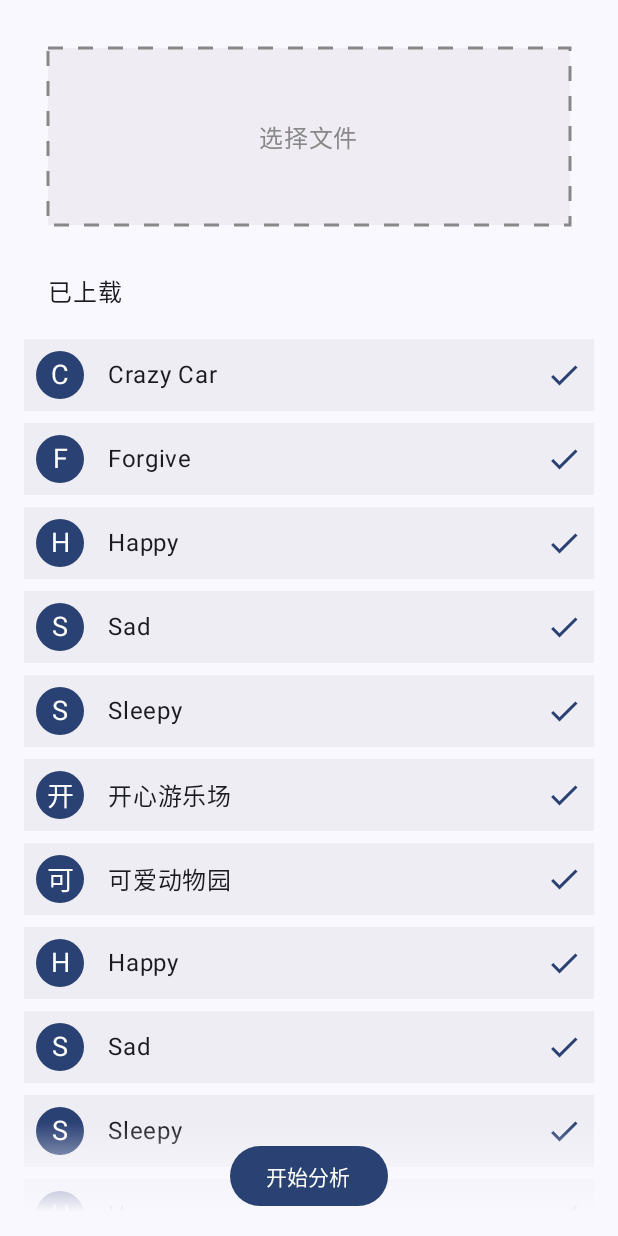
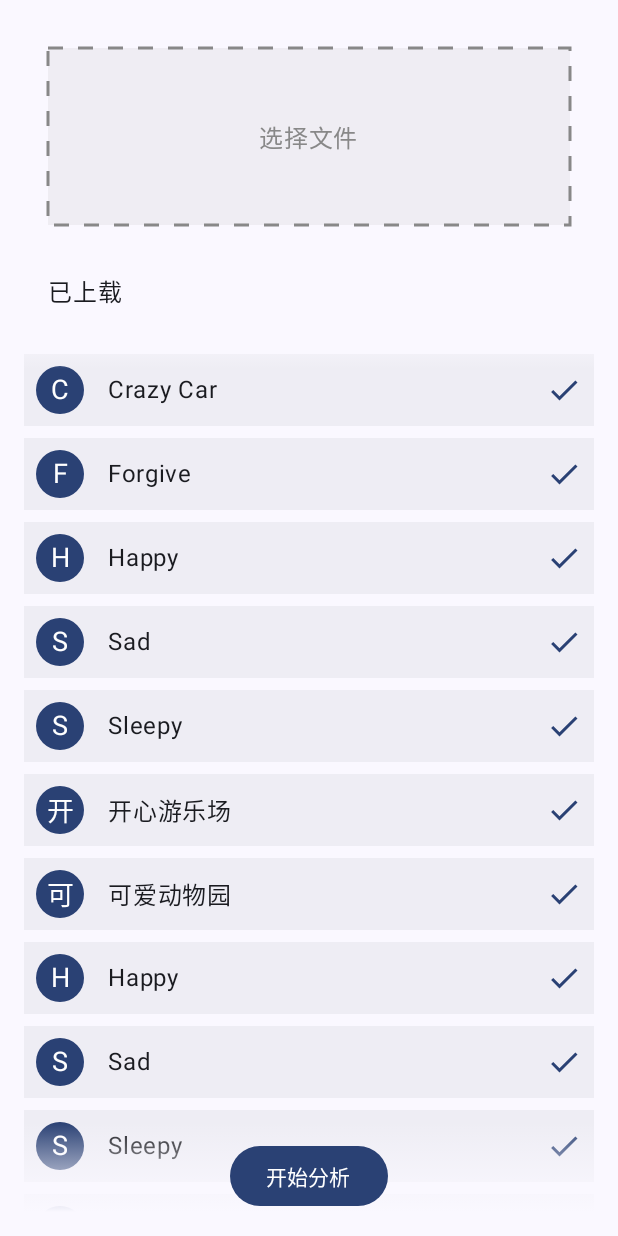
Before and after one commit to TiYi-suct/TiYi-App, an Android app built with Jetpack Compose: the composable FileUploadUI shown on its own in the app's theme, on a phone screen of 412 x 824 dp. Run offline under Robolectric (Android 15) with nearby library versions, the phone set to English and light mode, and no system bars.

Commit message:
调整蒙版参数

```diff
--- a/app/src/main/java/com/tiyi/tiyi_app/screen/AnalysisPage.kt
+++ b/app/src/main/java/com/tiyi/tiyi_app/screen/AnalysisPage.kt
@@ -118,7 +118,7 @@ fun FileUploadUI() {
             Box(modifier = Modifier.fillMaxSize()) {
                 LazyColumn(
                     modifier = Modifier.fillMaxWidth(),
-                    contentPadding = PaddingValues(top = 20.dp,bottom = 72.dp)  // 确保底部有足够的空间给按钮
+                    contentPadding = PaddingValues(top = 30.dp,bottom = 72.dp)  // 确保底部有足够的空间给按钮
                 ) {
                     items(items) { item ->
                         ListItem(itemText = item)
@@ -130,10 +130,10 @@ fun FileUploadUI() {
                 Box(
                     modifier = Modifier
                         .fillMaxWidth()
-                        .height(20.dp)
+                        .height(40.dp)
                         .background(
                             brush = Brush.verticalGradient(
-                                colors = listOf(MaterialTheme.colorScheme.background, Color.Transparent)
+                                colors = listOf(MaterialTheme.colorScheme.background,MaterialTheme.colorScheme.background.copy(alpha = 0.7f), Color.Transparent)
                             )
                         )
                 )
```
